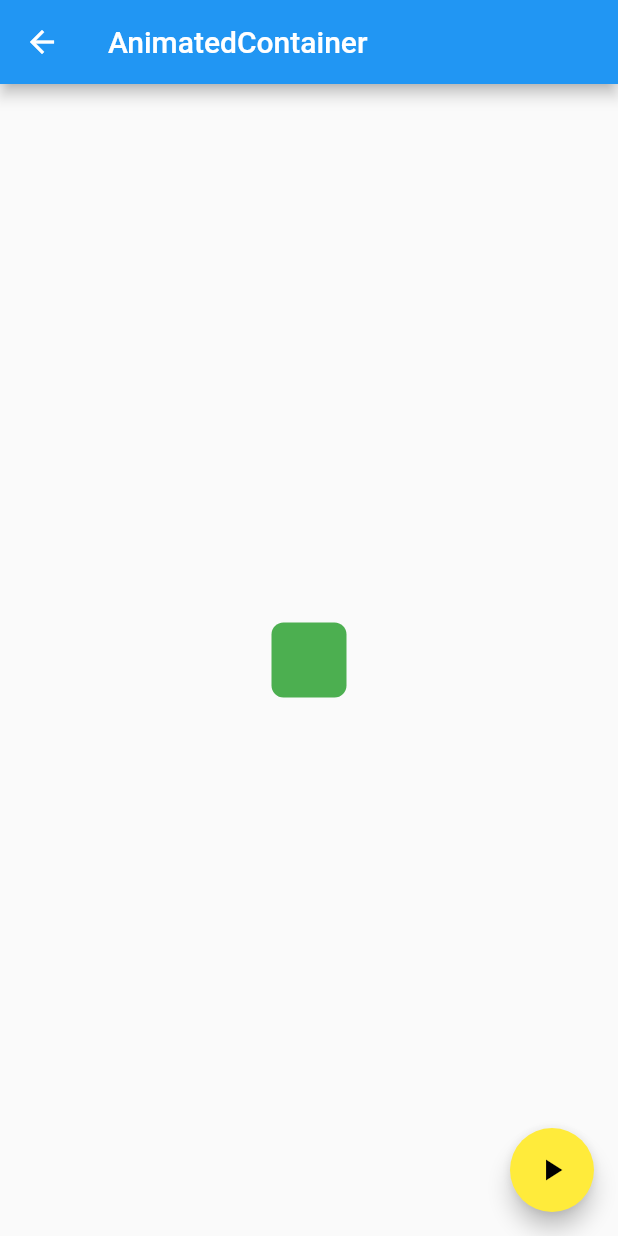
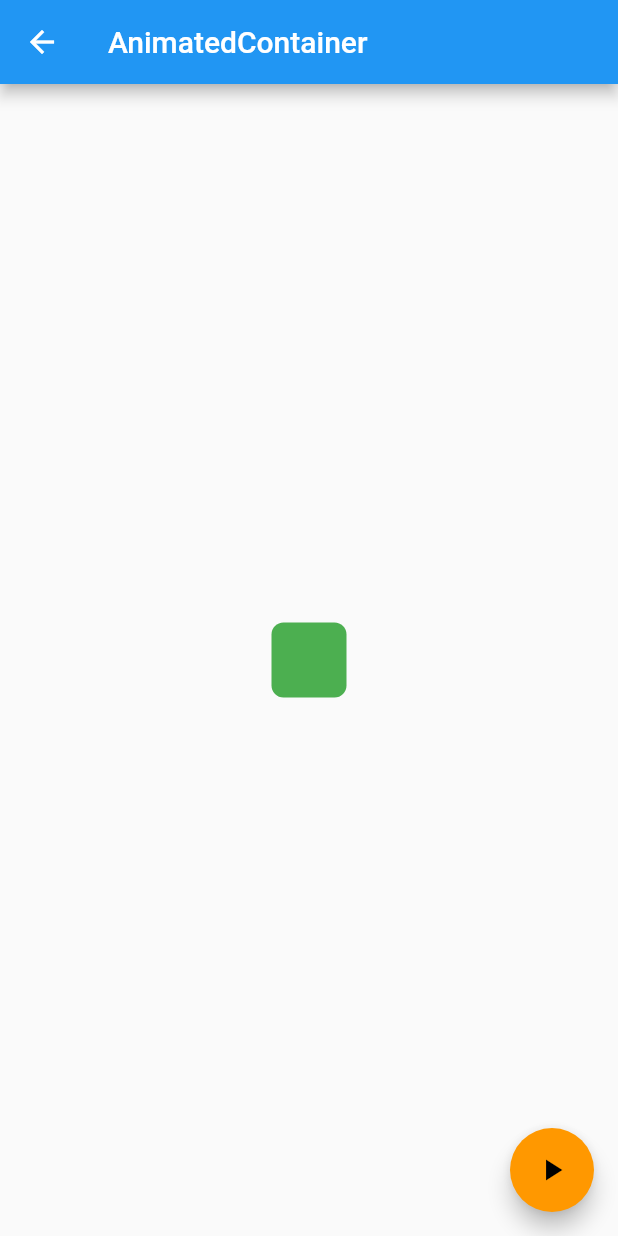
Before and after one commit to DDuckyee/Flutter-study, a Flutter app: the screen it shows after launch, after a tap on "AnimationContainer", on a phone screen of 412 x 824 dp. Run offline on Flutter 3.47's test engine with Material 2 defaults, Android fonts, the phone set to English and light mode, and no system bars.

Commit message:
-color change

```diff
--- a/lib/main.dart
+++ b/lib/main.dart
@@ -16,7 +16,7 @@ class MyApp extends StatelessWidget {
       theme: ThemeData(
         brightness: Brightness.light,
         primaryColor: Colors.blue,
-        accentColor: Colors.yellow,
+        accentColor: Colors.orange,
       ),
       home: Scaffold(
         appBar: AppBar(
```
